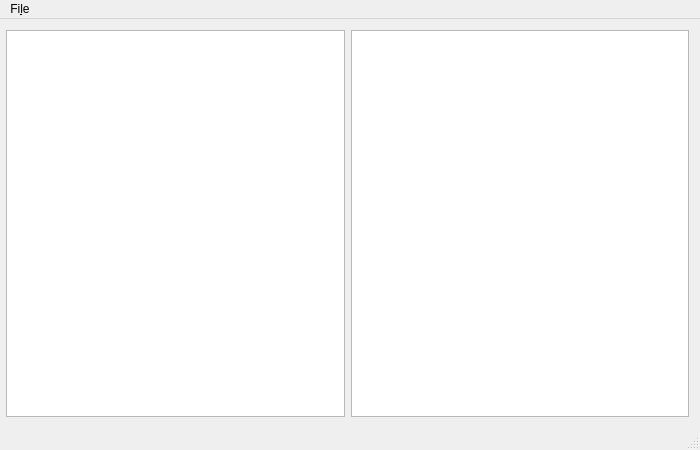
Before: the Qt Designer form mainwindow.ui in Aztorius/magicfountain, drawn with Qt 5.
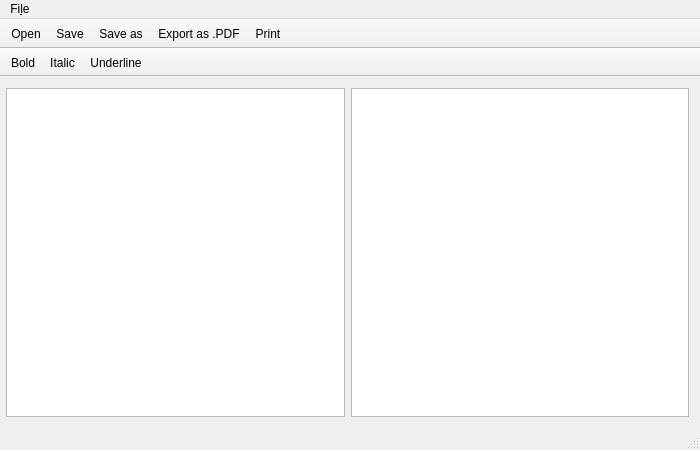
After: the same form once the commit is applied.

Commit message: Add: Print button Add: bold, italic and underline buttons Improve: opening speed

Patch:
```diff
--- a/mainwindow.ui
+++ b/mainwindow.ui
@@ -56,6 +56,45 @@
    <addaction name="menuFile"/>
   </widget>
   <widget class="QStatusBar" name="statusBar"/>
+  <widget class="QToolBar" name="toolBar">
+   <property name="windowTitle">
+    <string>toolBar</string>
+   </property>
+   <property name="movable">
+    <bool>false</bool>
+   </property>
+   <property name="toolButtonStyle">
+    <enum>Qt::ToolButtonIconOnly</enum>
+   </property>
+   <attribute name="toolBarArea">
+    <enum>TopToolBarArea</enum>
+   </attribute>
+   <attribute name="toolBarBreak">
+    <bool>false</bool>
+   </attribute>
+   <addaction name="actionOpen"/>
+   <addaction name="actionSave"/>
+   <addaction name="actionSave_as"/>
+   <addaction name="actionExport_as_PDF"/>
+   <addaction name="actionPrint"/>
+  </widget>
+  <widget class="QToolBar" name="toolBar_2">
+   <property name="windowTitle">
+    <string>toolBar_2</string>
+   </property>
+   <property name="movable">
+    <bool>false</bool>
+   </property>
+   <attribute name="toolBarArea">
+    <enum>TopToolBarArea</enum>
+   </attribute>
+   <attribute name="toolBarBreak">
+    <bool>true</bool>
+   </attribute>
+   <addaction name="actionBold"/>
+   <addaction name="actionItalic"/>
+   <addaction name="actionUnderline"/>
+  </widget>
   <action name="actionOpen">
    <property name="text">
     <string>&amp;Open</string>
@@ -73,7 +112,36 @@
   </action>
   <action name="actionExport_as_PDF">
    <property name="text">
-    <string>Export as .PDF</string>
+    <string>&amp;Export as .PDF</string>
+   </property>
+  </action>
+  <action name="actionPrint">
+   <property name="text">
+    <string>&amp;Print</string>
+   </property>
+  </action>
+  <action name="actionBold">
+   <property name="text">
+    <string>Bold</string>
+   </property>
+   <property name="toolTip">
+    <string>Bold</string>
+   </property>
+  </action>
+  <action name="actionItalic">
+   <property name="text">
+    <string>Italic</string>
+   </property>
+   <property name="toolTip">
+    <string>Italic</string>
+   </property>
+  </action>
+  <action name="actionUnderline">
+   <property name="text">
+    <string>Underline</string>
+   </property>
+   <property name="toolTip">
+    <string>Underline</string>
    </property>
   </action>
  </widget>
```
Left out of the diff: 1 changed line with no effect on the pictures. The commit also changes 2 other files.
